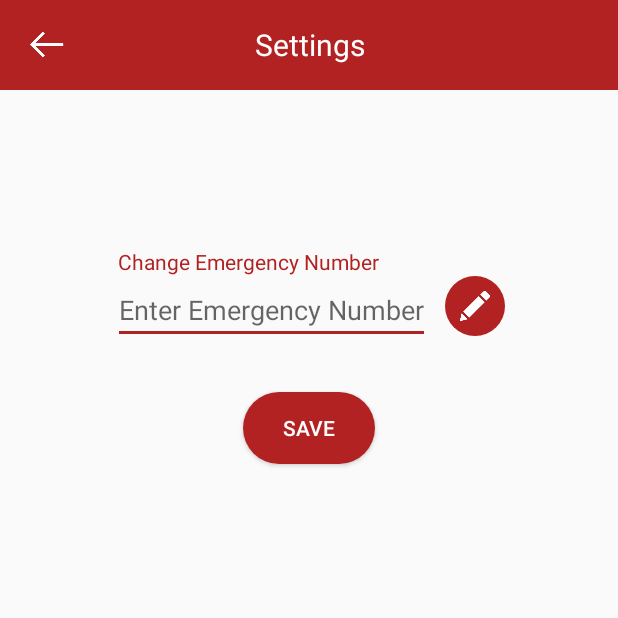
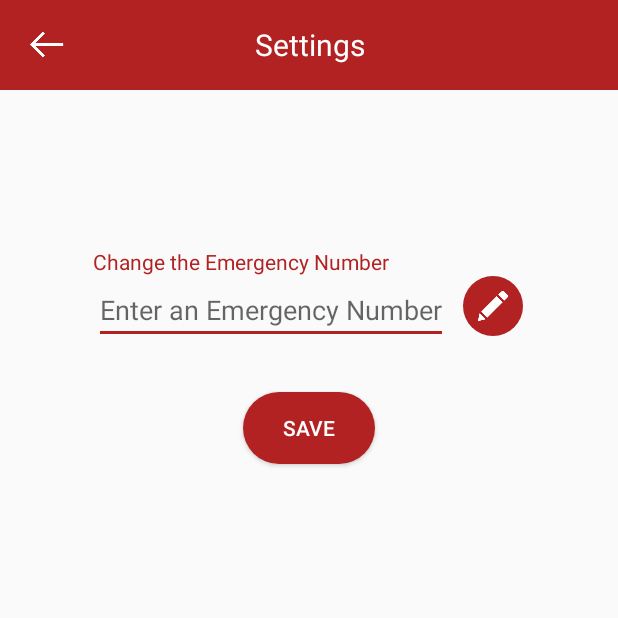
Before and after one commit to mirnaaak/HealthTrackingApp, an Android app built with Jetpack Compose: the settings screen opened directly, with no data from a screen before it, after a tap on "Edit", on a phone screen of 412 x 824 dp, the top half of it. Run offline under Robolectric (Android 15) with nearby library versions, the phone set to English and light mode, and no system bars.

Commit message:
Settings Added

```diff
--- a/app/src/main/java/com/example/healthtrackingapp/settings.kt
+++ b/app/src/main/java/com/example/healthtrackingapp/settings.kt
@@ -3,6 +3,7 @@ package com.example.healthtrackingapp
 import android.content.Context
 import android.content.Intent
 import android.os.Bundle
+import android.view.View
 import android.widget.Button
 import android.widget.EditText
 import android.widget.ImageView
@@ -37,7 +38,7 @@ class settings : ComponentActivity() {
         enableButton.setOnClickListener {
             myEditText.isEnabled = true // Enable the EditText
             myEditText.requestFocus()  // Optional: Focus the EditText
-
+            saveButton.visibility = View.VISIBLE
             // Show the keyboard
             val imm = getSystemService(Context.INPUT_METHOD_SERVICE) as InputMethodManager
             imm.showSoftInput(myEditText, InputMethodManager.SHOW_IMPLICIT)
--- a/app/src/main/res/layout/settingslayout.xml
+++ b/app/src/main/res/layout/settingslayout.xml
@@ -45,9 +45,9 @@
         <TextView
             android:layout_width="wrap_content"
             android:layout_height="wrap_content"
-            android:text="Change Emergency Number"
+            android:text="Change the Emergency Number"
             android:textColor="@color/red"
-            android:layout_marginEnd="40dp"/>
+            android:layout_marginEnd="45dp"/>
 
         <LinearLayout
             android:layout_width="wrap_content"
@@ -59,7 +59,7 @@
                 android:id="@+id/myEditText"
                 android:layout_width="wrap_content"
                 android:layout_height="wrap_content"
-                android:hint="Enter Emergency Number"
+                android:hint="Enter an Emergency Number"
                 android:inputType="number"
                 android:enabled="false"
                 android:layout_marginEnd="10dp"
@@ -90,7 +90,8 @@
             android:textColor="@color/white"
             android:background="@drawable/rounded_save_button"
             android:layout_marginTop="16dp"
-            android:layout_marginBottom="350dp"/>
+            android:layout_marginBottom="350dp"
+            android:visibility="invisible"/>
     </LinearLayout>
 
 </RelativeLayout>
```
